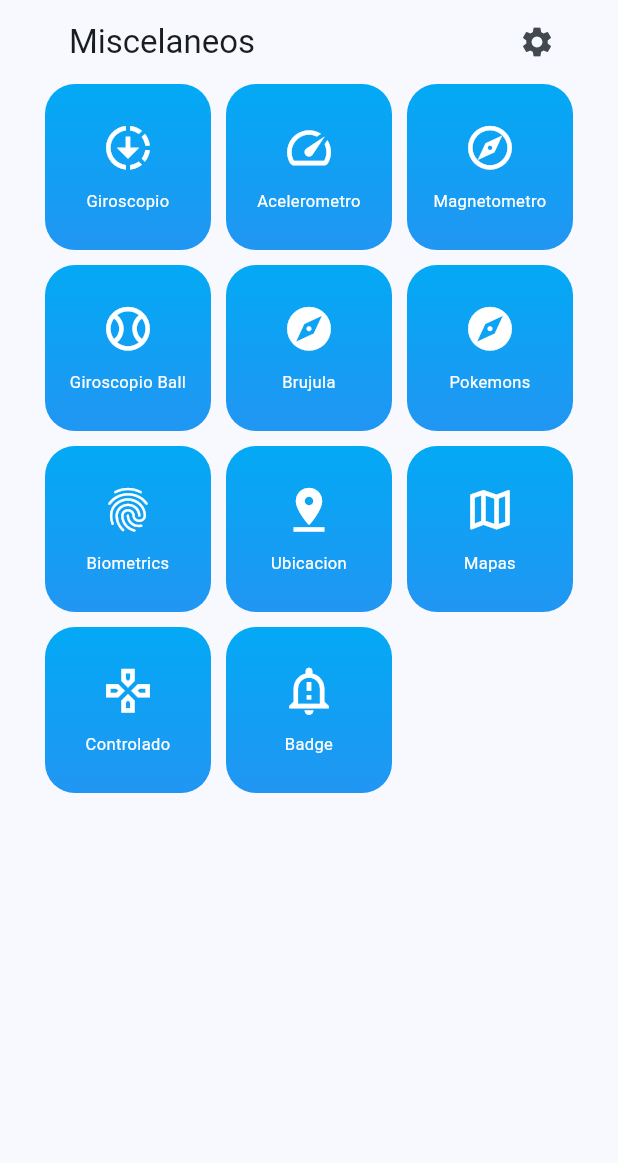
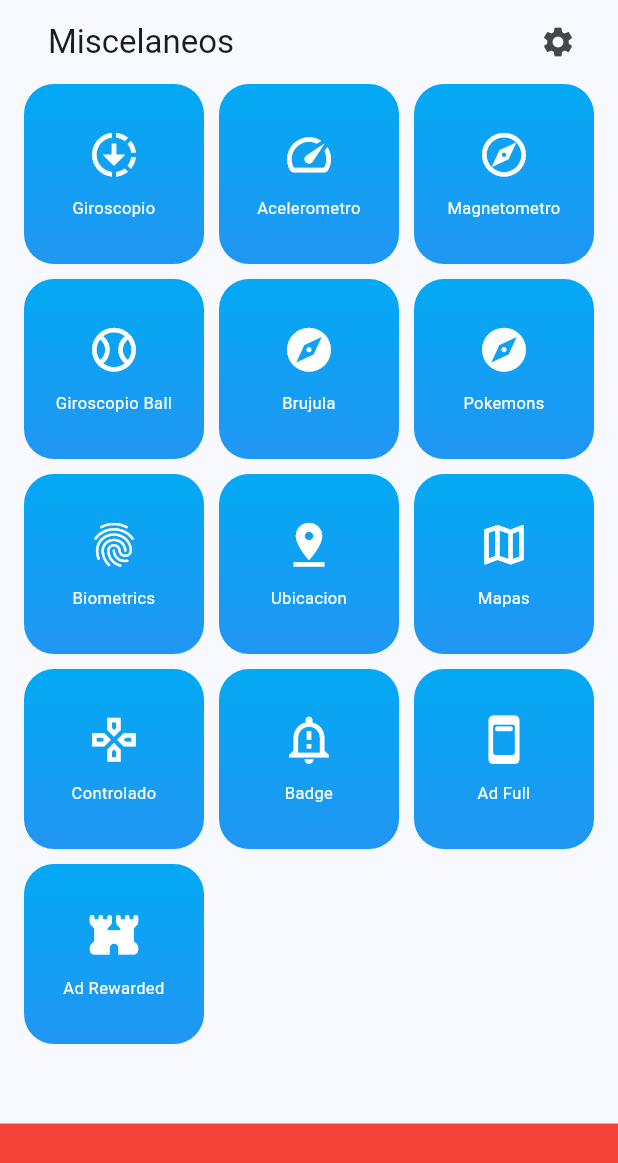
Before and after one commit to MatHeartGaming/permissions-flutter-app, a Flutter app: the screen it shows after launch, on a phone screen of 412 x 824 dp. Shown: the top 1163 px of the screen. Run offline on Flutter 3.47's test engine with Material 3 defaults, Android fonts, the phone set to English and light mode, and no system bars; our stand-ins replace dio, flutter_compass, flutter_riverpod, geolocator, go_router, google_fonts and 5 more; missing offline and left inert: flutter_app_badger, quick_actions.

Commit message:
Added screens for ads

```diff
--- a/lib/config/router/app_router.dart
+++ b/lib/config/router/app_router.dart
@@ -52,6 +52,14 @@ final router = GoRouter(routes: [
     builder: (context, state) => const BadgeScreen(),
   ),
   GoRoute(
+    path: '/ad-full-screen',
+    builder: (context, state) => const AdFullScreen(),
+  ),
+  GoRoute(
+    path: '/ad-rewarded',
+    builder: (context, state) => const AdRewardedScreen(),
+  ),
+  GoRoute(
       path: '/pokemons',
       builder: (context, state) => const PokemonsScreen(),
       routes: [
--- a/lib/presentation/screens/home/home_screen.dart
+++ b/lib/presentation/screens/home/home_screen.dart
@@ -8,8 +8,11 @@ class HomeScreen extends StatelessWidget {
   @override
   Widget build(BuildContext context) {
     return Scaffold(
-      body: Padding(
-        padding: const EdgeInsets.symmetric(horizontal: 30),
+      body: Column(
+        children: [
+          Expanded(
+            child: Padding(
+              padding: const EdgeInsets.symmetric(horizontal: 16),
               child: CustomScrollView(
                 slivers: [
                   SliverAppBar(title: const Text('Miscelaneos'), actions: [
@@ -23,6 +26,14 @@ class HomeScreen extends StatelessWidget {
                 ],
               ),
             ),
+          ),
+          Container(
+            color: Colors.red,
+            width: double.infinity,
+            height: 75,
+          ),
+        ],
+      ),
     );
   }
 }
--- a/lib/presentation/screens/screens.dart
+++ b/lib/presentation/screens/screens.dart
@@ -1,3 +1,6 @@
+export 'package:miscelaneos/presentation/screens/ads/ad_full_screen.dart';
+export 'package:miscelaneos/presentation/screens/ads/ad_rewarded_screen.dart';
+
 export 'package:miscelaneos/presentation/screens/badge/badge_screen.dart';
 export 'package:miscelaneos/presentation/screens/location/controlled_map_screen.dart';
 export 'package:miscelaneos/presentation/screens/location/location_screen.dart';
--- a/lib/presentation/widgets/shared/main_menu.dart
+++ b/lib/presentation/widgets/shared/main_menu.dart
@@ -60,6 +60,7 @@ class HomeMenuItem extends StatelessWidget {
             Text(
               title,
               textAlign: TextAlign.center,
+              overflow: TextOverflow.ellipsis,
               style: const TextStyle(color: Colors.white, fontSize: 11),
             ),
           ],
@@ -90,4 +91,6 @@ final menuItems = <MenuItem>[
   MenuItem('Mapas', Icons.map_outlined, '/maps'),
   MenuItem('Controlado', Icons.gamepad_outlined, '/controlled-map'),
   MenuItem('Badge', Icons.notification_important_outlined, '/badge'),
+  MenuItem('Ad Full', Icons.ad_units_rounded, '/ad-full-screen'),
+  MenuItem('Ad Rewarded', Icons.fort_rounded, '/ad-rewarded'),
 ];
```
Also changed, not shown: lib/presentation/screens/ads/ad_full_screen.dart (added, +17 -0 lines), lib/presentation/screens/ads/ad_rewarded_screen.dart (added, +17 -0 lines). Lines whose indentation alone changed are shown as unchanged.
